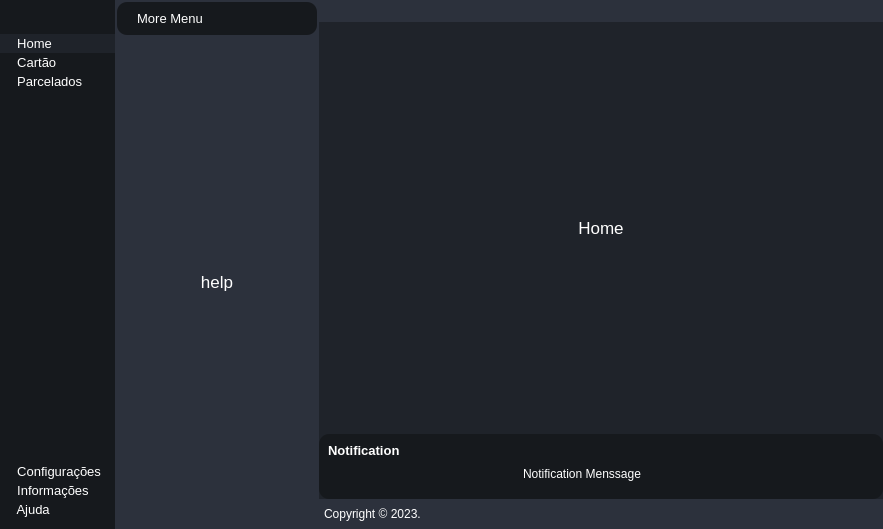
Before: the Qt Designer form interface.ui in IcaroQueiroz/integrAgir, drawn with Qt 5.
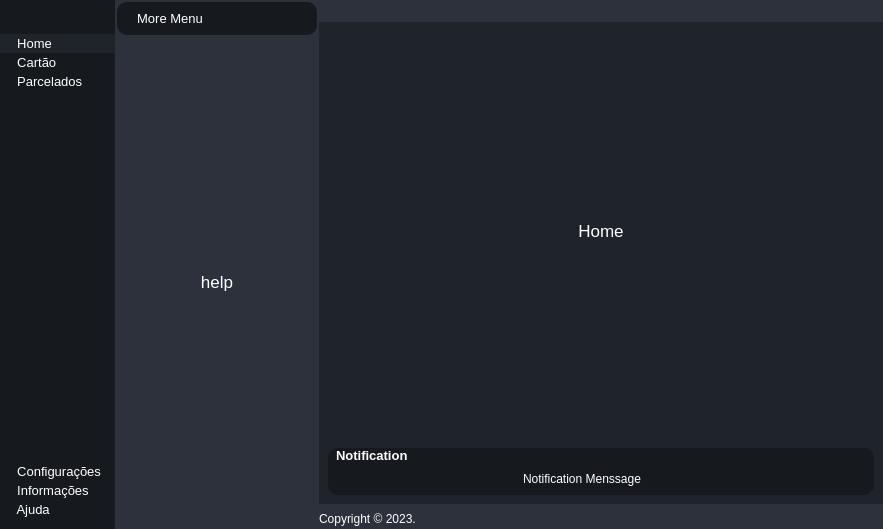
After: the same form once the commit is applied. Icons and pictures are not drawn. Custom widgets are drawn as their Qt base class.

Commit message: Popup de Notificação

Patch:
```diff
--- a/interface.ui
+++ b/interface.ui
@@ -41,7 +41,7 @@
 	background-color: #2c313c;
 }
 
-#frame_4, #popupNotificationContainer{
+#frame_4, #popupNotificationContantContainer{
 	background-color: #16191d;
 	border-radius:10px;	
 }
@@ -869,6 +869,9 @@
                    <property name="alignment">
                     <set>Qt::AlignCenter</set>
                    </property>
+                   <property name="margin">
+                    <number>1</number>
+                   </property>
                   </widget>
                  </item>
                 </layout>
@@ -921,6 +924,12 @@
        </item>
        <item>
         <widget class="QCustomSlideMenu" name="popupNotificationContainer" native="true">
+         <property name="sizePolicy">
+          <sizepolicy hsizetype="Preferred" vsizetype="Minimum">
+           <horstretch>0</horstretch>
+           <verstretch>0</verstretch>
+          </sizepolicy>
+         </property>
          <layout class="QVBoxLayout" name="verticalLayout_12" stretch="0">
           <property name="spacing">
            <number>9</number>
@@ -938,7 +947,13 @@
            <number>9</number>
           </property>
           <item>
-           <widget class="QWidget" name="widget" native="true">
+           <widget class="QWidget" name="popupNotificationContantContainer" native="true">
+            <property name="sizePolicy">
+             <sizepolicy hsizetype="Minimum" vsizetype="Minimum">
+              <horstretch>0</horstretch>
+              <verstretch>0</verstretch>
+             </sizepolicy>
+            </property>
             <layout class="QVBoxLayout" name="verticalLayout_13">
              <property name="spacing">
               <number>0</number>
@@ -967,6 +982,21 @@
                <property name="text">
                 <string>Notification</string>
                </property>
+               <property name="alignment">
+                <set>Qt::AlignLeading|Qt::AlignLeft|Qt::AlignVCenter</set>
+               </property>
+               <property name="wordWrap">
+                <bool>false</bool>
+               </property>
+               <property name="margin">
+                <number>0</number>
+               </property>
+               <property name="indent">
+                <number>8</number>
+               </property>
+               <property name="openExternalLinks">
+                <bool>false</bool>
+               </property>
               </widget>
              </item>
              <item>
@@ -1032,19 +1062,19 @@
         <widget class="QWidget" name="footerContainer" native="true">
          <layout class="QHBoxLayout" name="horizontalLayout_10" stretch="0,0">
           <property name="spacing">
-           <number>5</number>
+           <number>0</number>
           </property>
           <property name="leftMargin">
-           <number>5</number>
+           <number>0</number>
           </property>
           <property name="topMargin">
            <number>5</number>
           </property>
           <property name="rightMargin">
-           <number>5</number>
+           <number>0</number>
           </property>
           <property name="bottomMargin">
-           <number>5</number>
+           <number>0</number>
           </property>
           <item>
            <widget class="QLabel" name="label_8">
```
The commit also changes 5 other files.
